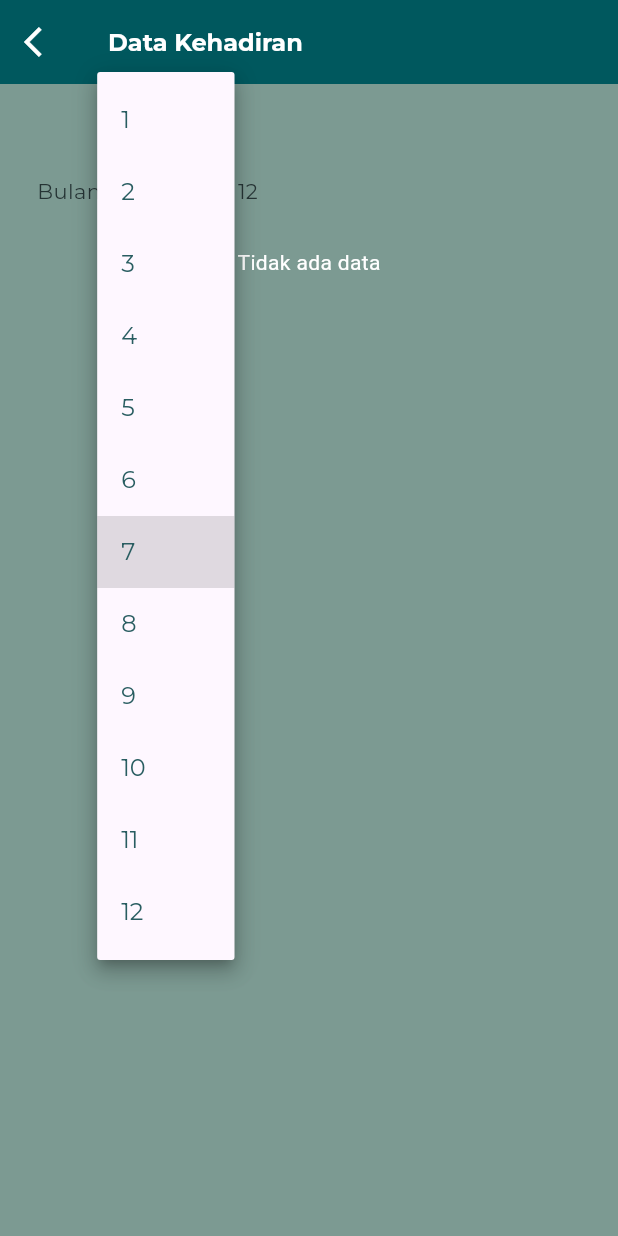
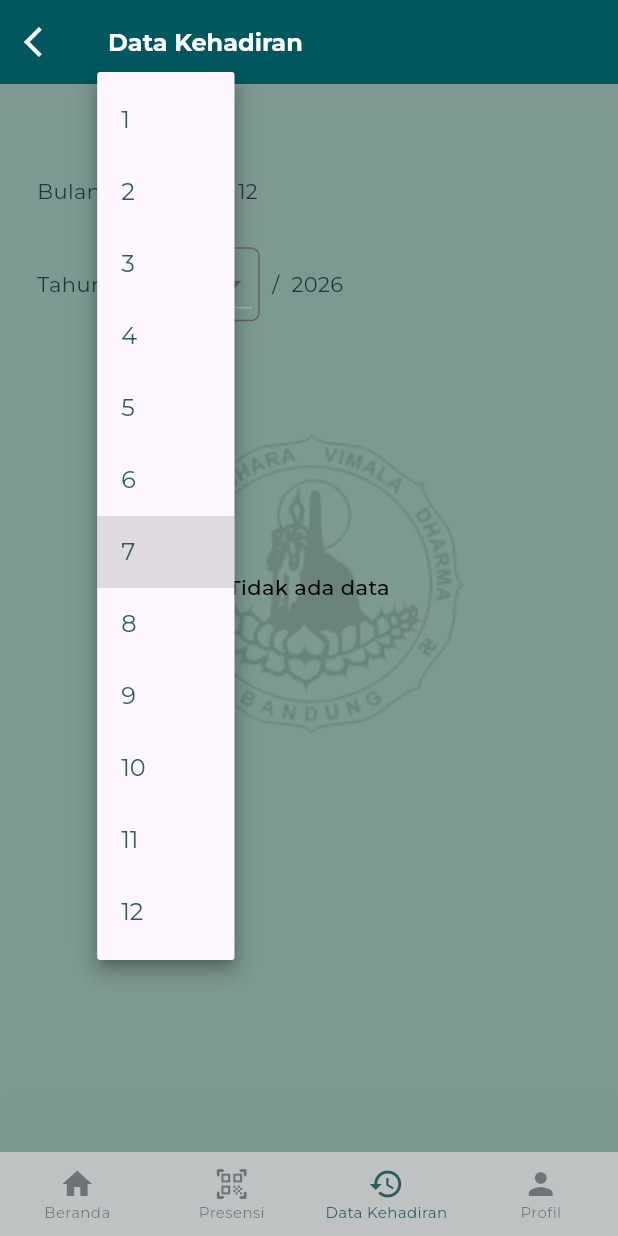
Before and after one commit to frendysanusi/pvvd-app, a Flutter app: the UserPresenceDataScreen screen opened by its route, after a tap on an icon or button, on a phone screen of 412 x 824 dp. Run offline on Flutter 3.47's test engine with Material 3 defaults, Android fonts, the phone set to English and light mode, and no system bars; our stand-ins replace cloud_firestore, firebase_auth, firebase_core, google_fonts; missing offline and left inert: qr_code_scanner; accounts and stored records are empty; generated files the repository leaves out were written again.

Commit message:
feat: add navbar, year filter in user presence data

```diff
--- /dev/null
+++ b/lib/components/navbar.dart
@@ -0,0 +1,53 @@
+import 'package:flutter/material.dart';
+import 'package:pvvd_app/screens/presence_screen.dart';
+import 'package:pvvd_app/screens/profile_screen.dart';
+import 'package:pvvd_app/screens/user_presence_data_screen.dart';
+import 'package:pvvd_app/utils/constants.dart';
+
+final List<String> _pages = <String>[
+  '',
+  PresenceScreen.id,
+  UserPresenceDataScreen.id,
+  ProfileScreen.id,
+];
+
+class Navbar extends StatelessWidget {
+  const Navbar({super.key, required this.currentIndex});
+  final int currentIndex;
+
+  @override
+  Widget build(BuildContext context) {
+    return BottomNavigationBar(
+      backgroundColor: kSilverSand,
+      elevation: 100,
+      type: BottomNavigationBarType.fixed,
+      showUnselectedLabels: true,
+      unselectedItemColor: const Color(0xFF3C3C43).withOpacity(0.6),
+      selectedItemColor: kCasal,
+      unselectedLabelStyle: kBR7,
+      selectedLabelStyle: kBR7,
+      items: const <BottomNavigationBarItem>[
+        BottomNavigationBarItem(
+          icon: Icon(Icons.home),
+          label: 'Beranda',
+        ),
+        BottomNavigationBarItem(
+          icon: Icon(Icons.qr_code_scanner_rounded),
+          label: 'Presensi',
+        ),
+        BottomNavigationBarItem(
+          icon: Icon(Icons.history),
+          label: 'Data Kehadiran',
+        ),
+        BottomNavigationBarItem(
+          icon: Icon(Icons.person),
+          label: 'Profil',
+        ),
+      ],
+      currentIndex: currentIndex,
+      onTap: (int index) {
+        Navigator.pushNamed(context, _pages[index]);
+      },
+    );
+  }
+}
--- a/lib/screens/presence_screen.dart
+++ b/lib/screens/presence_screen.dart
@@ -2,6 +2,7 @@ import 'package:cloud_firestore/cloud_firestore.dart';
 import 'package:firebase_auth/firebase_auth.dart';
 import 'package:flutter/material.dart';
 import 'package:pvvd_app/components/components.dart';
+import 'package:pvvd_app/components/navbar.dart';
 import 'package:pvvd_app/utils/constants.dart';
 import 'package:intl/intl.dart';
 import 'package:qr_code_scanner/qr_code_scanner.dart';
@@ -233,6 +234,9 @@ class _PresenceScreenState extends State<PresenceScreen> {
           ),
         ],
       ),
+      bottomNavigationBar: const Navbar(
+        currentIndex: 1,
+      ),
     );
   }
 }
--- a/lib/screens/profile_screen.dart
+++ b/lib/screens/profile_screen.dart
@@ -1,4 +1,5 @@
 import 'package:flutter/material.dart';
+import 'package:pvvd_app/components/navbar.dart';
 import 'package:pvvd_app/utils/constants.dart';
 
 class ProfileScreen extends StatelessWidget {
@@ -102,6 +103,10 @@ class ProfileScreen extends StatelessWidget {
             ),
           ),
         ),
-        ));
+      ),
+      bottomNavigationBar: const Navbar(
+        currentIndex: 3,
+      ),
+    );
   }
 }
--- a/lib/screens/user_presence_data_screen.dart
+++ b/lib/screens/user_presence_data_screen.dart
@@ -1,6 +1,8 @@
 import 'package:firebase_auth/firebase_auth.dart';
 import 'package:flutter/material.dart';
+import 'package:intl/intl.dart';
 import 'package:pvvd_app/components/detail_service.dart';
+import 'package:pvvd_app/components/navbar.dart';
 import 'package:pvvd_app/components/presence_button.dart';
 import 'package:pvvd_app/components/detail_button.dart';
 import 'package:pvvd_app/utils/constants.dart';
@@ -17,6 +19,7 @@ class UserPresenceDataScreen extends StatefulWidget {
 
 class _UserPresenceDataScreenState extends State<UserPresenceDataScreen> {
   late int currMonth;
+  late int currYear;
   List<Services>? services;
   List<Presences>? presences;
 
@@ -25,12 +28,13 @@ class _UserPresenceDataScreenState extends State<UserPresenceDataScreen> {
     super.initState();
     DateTime now = DateTime.now();
     currMonth = now.month;
-    fetchServices();
+    currYear = now.year;
+    fetchServices(currMonth, currYear);
     fetchPresences();
   }
 
-  Future<void> fetchServices() async {
-    await Services.getServices();
+  Future<void> fetchServices(int currMonth, int currYear) async {
+    await Services.getServices(currMonth, currYear);
     setState(() {
       services = Services.instances;
     });
@@ -46,17 +50,33 @@ class _UserPresenceDataScreenState extends State<UserPresenceDataScreen> {
 
   Widget generateServiceTable(double screenWidth, double screenHeight) {
     if (services == null || services!.isEmpty) {
-      return const Text('Tidak ada data');
+      return SizedBox(
+        height: screenHeight * 0.4,
+        child: Stack(
+          alignment: Alignment.center,
+          children: [
+            Text(
+              'Tidak ada data',
+              style: kBM5.copyWith(color: kBlack),
+            ),
+            Positioned(
+              child: Image.asset(
+                'assets/images/logo-pvvd-transparent-15%.png',
+                width: screenWidth * 0.5964,
+                height: screenHeight * 0.2892,
+                fit: BoxFit.contain,
+              ),
+            ),
+          ],
+        ),
+      );
     }
-    return Stack(
-      children: [
-        DataTableTheme(
+    return DataTableTheme(
       data: DataTableThemeData(
         headingRowColor:
             MaterialStateColor.resolveWith((states) => kShadedSpruce),
         headingTextStyle: kBR7.copyWith(color: kBlack),
-            dataRowColor:
-                MaterialStateColor.resolveWith((states) => kGreyishTeal),
+        dataRowColor: MaterialStateColor.resolveWith((states) => kGreyishTeal),
         dataTextStyle: kBS6.copyWith(
           color: kBlack,
         ),
@@ -82,18 +102,6 @@ class _UserPresenceDataScreenState extends State<UserPresenceDataScreen> {
             services!, presences!, screenWidth, screenHeight, context),
         columnSpacing: 15,
       ),
-        ),
-        // Positioned(
-        //   top: screenHeight * 0.5 - (screenHeight * 0.2892 / 2),
-        //   left: screenWidth * 0.45 - (screenWidth * 0.5964 / 2),
-        //   child: Image.asset(
-        //     'assets/images/logo-pvvd-transparent-15%.png',
-        //     width: screenWidth * 0.5964,
-        //     height: screenHeight * 0.2892,
-        //     fit: BoxFit.contain,
-        //   ),
-        // ),
-      ],
     );
   }
 
@@ -155,6 +163,7 @@ class _UserPresenceDataScreenState extends State<UserPresenceDataScreen> {
                       onChanged: (value) {
                         setState(() {
                           currMonth = value!;
+                          fetchServices(currMonth, currYear);
                         });
                       },
                     ),
@@ -167,11 +176,57 @@ class _UserPresenceDataScreenState extends State<UserPresenceDataScreen> {
                 ],
               ),
               SizedBox(height: screenHeight * 0.015),
+              Row(
+                children: [
+                  Text(
+                    'Tahun',
+                    style: kBR5.copyWith(color: kGunmetal),
+                  ),
+                  SizedBox(width: screenWidth * 0.02),
+                  Container(
+                    padding:
+                        EdgeInsets.symmetric(horizontal: screenWidth * 0.01),
+                    height: screenHeight * 0.06,
+                    width: screenWidth * 0.23,
+                    decoration: BoxDecoration(
+                      borderRadius: BorderRadius.circular(6),
+                      border: Border.all(color: const Color(0xFF636363)),
+                    ),
+                    child: DropdownButton<int>(
+                      isExpanded: true,
+                      style: kBR4.copyWith(color: kCasal),
+                      value: currYear,
+                      items: List.generate(5, (index) {
+                        int year = currYear - 2 + index;
+                        return DropdownMenuItem(
+                          value: year,
+                          child: Text('$year'),
+                        );
+                      }),
+                      onChanged: (value) {
+                        setState(() {
+                          currYear = value!;
+                          fetchServices(currMonth, currYear);
+                        });
+                      },
+                    ),
+                  ),
+                  SizedBox(width: screenWidth * 0.02),
+                  Text(
+                    '/  ${currYear + 2}',
+                    style: kBR5.copyWith(color: kGunmetal),
+                  ),
+                ],
+              ),
+              SizedBox(height: screenHeight * 0.015),
               generateServiceTable(screenWidth, screenHeight),
               SizedBox(height: screenHeight * 0.18),
             ],
           ),
         ),
+      ),
+      bottomNavigationBar: const Navbar(
+        currentIndex: 2,
       ),
     );
   }
@@ -214,7 +269,7 @@ class ServicesDataSource extends DataTableSource {
           padding: EdgeInsets.symmetric(
               horizontal: screenWidth * 0.03, vertical: screenHeight * 0.01),
           child: Text(
-            service.date.toString().substring(0, 10),
+            DateFormat.yMMMMd('id').format(service.date),
             style: kBR7.copyWith(
               color: kBlack,
             ),
--- a/lib/utils/services.dart
+++ b/lib/utils/services.dart
@@ -21,7 +21,7 @@ class Services {
   final String topic;
   final String translator;
 
-  static Future<void> getServices() async {
+  static Future<void> getServices(int month, int year) async {
     _serviceInstances = [];
 
     final CollectionReference serviceQuery =
@@ -31,9 +31,12 @@ class Services {
 
     for (QueryDocumentSnapshot serviceDocument in serviceDocuments) {
       final data = serviceDocument.data() as Map<String, dynamic>;
+      DateTime serviceDate = (data['date'] as Timestamp).toDate();
+
+      if (serviceDate.month == month && serviceDate.year == year) {
         _serviceInstances!.add(Services(
           serviceDocument.id,
-        (data['date'] as Timestamp).toDate(),
+          serviceDate,
           data['leader'] as String,
           data['speaker'] as String,
           data['topic'] as String,
@@ -41,6 +44,7 @@ class Services {
         ));
       }
     }
+  }
 
   static List<Services>? get instances => _serviceInstances;
 }
```
Lines whose indentation alone changed are shown as unchanged.
